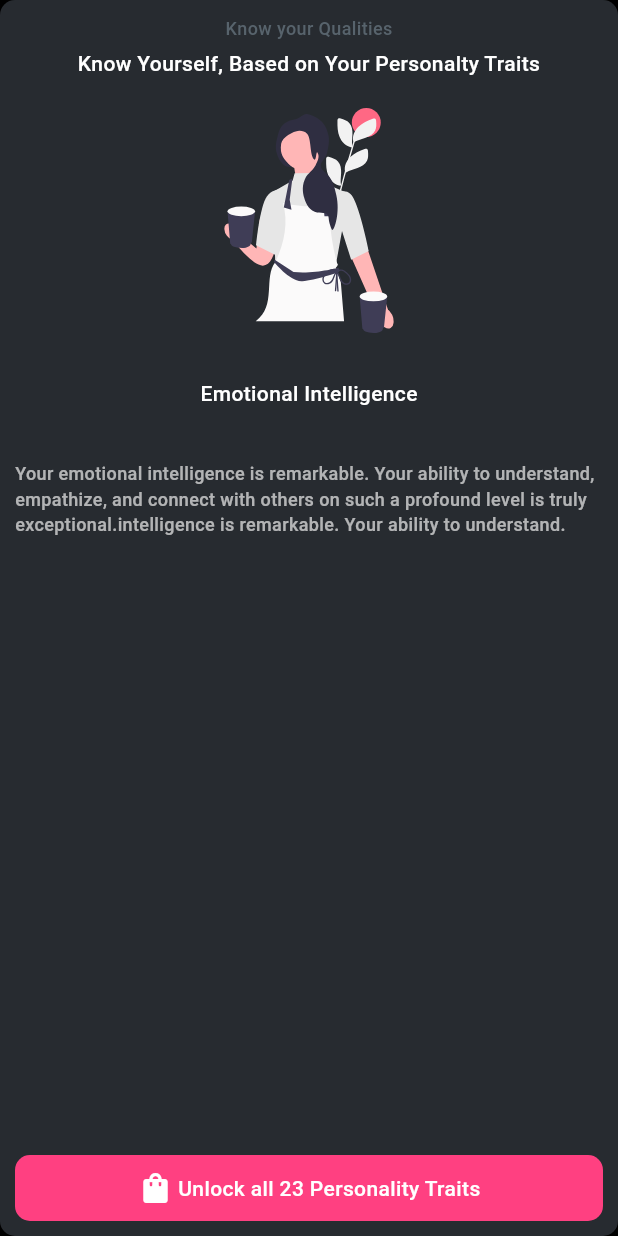
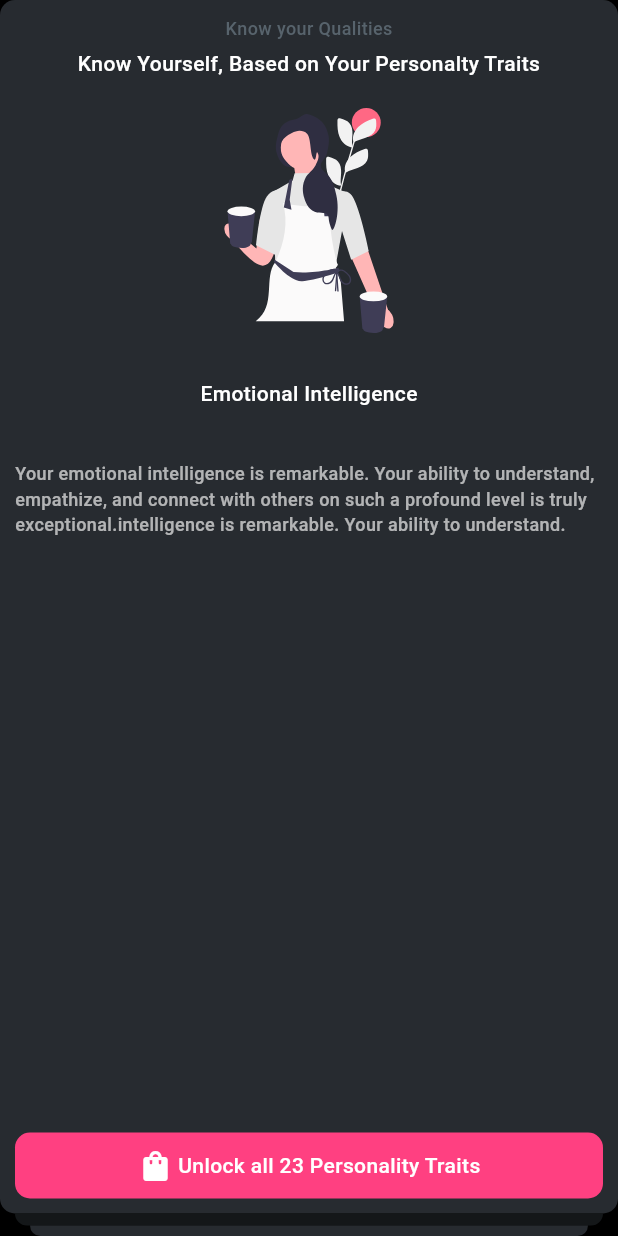
Before and after one commit to SaifTechie/FlutterChallangeOne, a Flutter app: the ForthScreen widget shown alone on an empty page, opened directly, on a phone screen of 412 x 824 dp. Run offline on Flutter 3.47's test engine with Material 3 defaults, Android fonts, the phone set to English and light mode, and no system bars; our stand-ins replace flutter_redux, flutter_svg, google_fonts, redux, smooth_page_indicator; missing offline and left inert: another_transformer_page_view; network calls fail; Roboto replaces fonts that are missing (Ubuntu).

Commit message:
Stacked Pages issue resolved

```diff
--- a/lib/main.dart
+++ b/lib/main.dart
@@ -29,7 +29,7 @@ class MyApp extends StatelessWidget {
       ),
       home: StoreProvider<int>(
         store: store,
-        child: const HomeScreen(),
+        child: HomeScreen(),
       ),
     );
   }
--- a/lib/views/home/home_screen.dart
+++ b/lib/views/home/home_screen.dart
@@ -45,6 +45,7 @@ class _HomeScreenState extends State<HomeScreen> {
                 bottom: 20.0,
               ),
               child: TransformerPageView(
+                loop: true,
                 scrollDirection: Axis.vertical,
                 curve: Curves.easeInBack,
                 itemCount: _pages.length,
--- a/lib/views/home/pages/first_screen.dart
+++ b/lib/views/home/pages/first_screen.dart
@@ -1,5 +1,5 @@
+import 'package:assignment_one/views/home/widgets/StackedPagesWidget.dart';
 import 'package:flutter/material.dart';
-
 import '../../../universal_widgets/custom_icon_button.dart';
 import '../../../universal_widgets/custom_text.dart';
 import '../../../utils/colors.dart';
@@ -11,7 +11,8 @@ class FirstScreen extends StatelessWidget {
 
   @override
   Widget build(BuildContext context) {
-    return Container(
+    return StackedPagesWidget(
+      child: Container(
         decoration: BoxDecoration(
           color: Bg3,
           borderRadius: BorderRadius.circular(10.0),
@@ -81,6 +82,7 @@ class FirstScreen extends StatelessWidget {
             ),
           ],
         ),
+      ),
     );
   }
 }
--- a/lib/views/home/pages/forth_screen.dart
+++ b/lib/views/home/pages/forth_screen.dart
@@ -3,13 +3,15 @@ import 'package:flutter_svg/flutter_svg.dart';
 import '../../../universal_widgets/custom_text.dart';
 import '../../../universal_widgets/expanded_button.dart';
 import '../../../utils/colors.dart';
+import '../widgets/StackedPagesWidget.dart';
 
 class ForthScreen extends StatelessWidget {
   const ForthScreen({Key? key}) : super(key: key);
 
   @override
   Widget build(BuildContext context) {
-    return Container(
+    return StackedPagesWidget(
+      child: Container(
         decoration: BoxDecoration(
           color: Bg3,
           borderRadius: BorderRadius.circular(10.0),
@@ -67,6 +69,7 @@ class ForthScreen extends StatelessWidget {
             ),
           ],
         ),
+      ),
     );
   }
 }
--- a/lib/views/home/pages/sec_screen.dart
+++ b/lib/views/home/pages/sec_screen.dart
@@ -2,6 +2,7 @@ import 'package:flutter/material.dart';
 import '../../../universal_widgets/custom_icon_button.dart';
 import '../../../universal_widgets/custom_text.dart';
 import '../../../utils/colors.dart';
+import '../widgets/StackedPagesWidget.dart';
 import '../widgets/card_details_widget.dart';
 import '../widgets/expanded_box_with_title_and_sub.dart';
 
@@ -10,7 +11,8 @@ class SecScreen extends StatelessWidget {
 
   @override
   Widget build(BuildContext context) {
-    return Container(
+    return StackedPagesWidget(
+      child: Container(
         decoration: BoxDecoration(
           color: Bg3,
           borderRadius: BorderRadius.circular(10.0),
@@ -104,6 +106,7 @@ class SecScreen extends StatelessWidget {
             ),
           ],
         ),
+      ),
     );
   }
 }
--- a/lib/views/home/pages/third_screen.dart
+++ b/lib/views/home/pages/third_screen.dart
@@ -4,13 +4,15 @@ import '../../../universal_widgets/custom_text.dart';
 import '../../../universal_widgets/expanded_button.dart';
 import '../../../universal_widgets/message_widget.dart';
 import '../../../utils/colors.dart';
+import '../widgets/StackedPagesWidget.dart';
 
 class ThirdScreen extends StatelessWidget {
   const ThirdScreen({Key? key}) : super(key: key);
 
   @override
   Widget build(BuildContext context) {
-    return Container(
+    return StackedPagesWidget(
+      child: Container(
         decoration: BoxDecoration(
           color: Bg3,
           borderRadius: BorderRadius.circular(10.0),
@@ -95,6 +97,7 @@ class ThirdScreen extends StatelessWidget {
             ),
           ],
         ),
+      ),
     );
   }
 }
--- /dev/null
+++ b/lib/views/home/widgets/StackedPagesWidget.dart
@@ -0,0 +1,35 @@
+import 'package:flutter/material.dart';
+import '../../../utils/colors.dart';
+
+class StackedPagesWidget extends StatelessWidget {
+  final Widget child;
+
+  const StackedPagesWidget({Key? key, required this.child}) : super(key: key);
+
+  @override
+  Widget build(BuildContext context) {
+    return Column(
+      children: [
+        Expanded(
+          child: child,
+        ),
+        buildContainer(8, 10, Bg2),
+        buildContainer(7, 20, Bg3),
+      ],
+    );
+  }
+
+  Container buildContainer(double height, double margin, Color color) {
+    return Container(
+      height: height,
+      margin: EdgeInsets.symmetric(horizontal: margin),
+      decoration: BoxDecoration(
+        borderRadius: BorderRadius.only(
+          bottomLeft: Radius.circular(10),
+          bottomRight: Radius.circular(10),
+        ),
+        color: color,
+      ),
+    );
+  }
+}
--- a/pubspec.yaml
+++ b/pubspec.yaml
@@ -17,6 +17,7 @@ dependencies:
   google_fonts: ^6.1.0
   smooth_page_indicator: ^1.1.0
   another_transformer_page_view: ^2.0.1
+
   flutter_svg: ^2.0.9
 
   flutter_redux: ^0.10.0
```
Also changed, not shown: pubspec.lock. Lines whose indentation alone changed are shown as unchanged.
